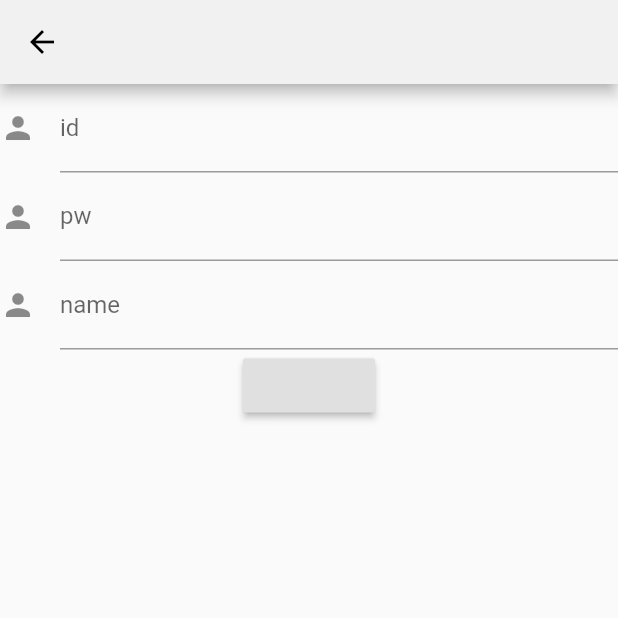
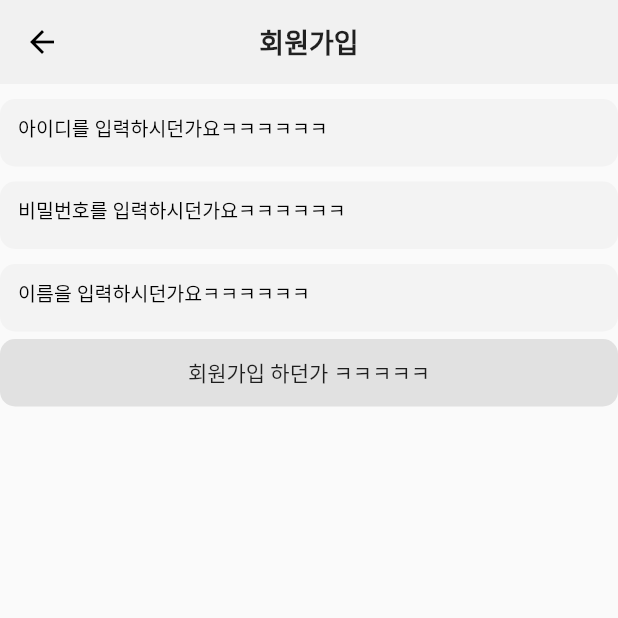
Before and after one commit to ApertureInDimigo/paperflips_flutter, a Flutter app: the RegisterPage screen opened directly, on a phone screen of 412 x 824 dp, the top half of it. Run offline on Flutter 3.47's test engine with Material 2 defaults, Android fonts, the phone set to English and light mode, and no system bars; our stand-ins replace modal_progress_hud; network calls fail; Roboto replaces fonts that are missing (a고딕12, a고딕15).

Commit message:
앱바 리펙토링

```diff
--- a/lib/common/data_class.dart
+++ b/lib/common/data_class.dart
@@ -2,9 +2,12 @@ import 'package:flutter_front/request.dart';
 import 'package:http/http.dart' as http;
 import 'dart:convert';
 import 'ip.dart';
+import 'package:json_annotation/json_annotation.dart'; //이건 어떻게 쓸 지 모르겠어요.. 일단 기존 방법을 택할게요..ㅠㅠ
+
 //이 파일에 json 파싱 등을 위한 데이터 클래스를 정의할 것
 
 //레시피 카드(메인 화면, 검색 화면)
+
 
 class CollectionCard {
   List<RecipeCard> rec;
@@ -45,7 +48,7 @@ class GetRecipeCard{
 
     if (response.statusCode == 200) {
       // 만약 서버가 OK 응답을 반환하면, JSON을 파싱합니다.
-      return RecipeCard.fromJson(json.decode(response.body).toJson());
+      return RecipeCard.fromJson(jsonDecode(response.body));
     } else {
       // 만약 응답이 OK가 아니면, 에러를 던집니다.
       throw Exception('Failed to load post');
--- a/lib/common/widgets/appbar.dart
+++ b/lib/common/widgets/appbar.dart
@@ -3,33 +3,33 @@ import '../color.dart';
 import '../font.dart';
 import '../asset_path.dart';
 
-
-
-
-
 class DefaultAppBar extends StatefulWidget implements PreferredSizeWidget {
-
-  DefaultAppBar({this.onActionButtonPressed});
-
+  DefaultAppBar({this.onActionButtonPressed, this.title});
 
   var onActionButtonPressed;
+  var title;
+
   @override
-  _DefaultAppBarState createState() => _DefaultAppBarState(onActionButtonPressed);
+  _DefaultAppBarState createState() =>
+      _DefaultAppBarState(onActionButtonPressed, title);
 
   @override
   // TODO: implement preferredSize
   Size get preferredSize => Size.fromHeight(kToolbarHeight);
 }
 
-class _DefaultAppBarState extends State<DefaultAppBar> with TickerProviderStateMixin{
-
+class _DefaultAppBarState extends State<DefaultAppBar>
+    with TickerProviderStateMixin {
   String value;
   var onActionButtonPressed;
-  _DefaultAppBarState( _onActionButtonPressed){
+  var title;
 
+  _DefaultAppBarState(_onActionButtonPressed, _title) {
     onActionButtonPressed = _onActionButtonPressed;
+    title = _title;
   }
-  int  result = 0;
+
+  int result = 0;
 
   void calculate(num1, num2) {
     setState(() {
@@ -37,48 +37,63 @@ class _DefaultAppBarState extends State<DefaultAppBar> with TickerProviderStateM
     });
   }
 
-
   @override
   Widget build(BuildContext context) {
     return AppBar(
       // Here we take the value from the MyHomePage object that was created by
       // the App.build method, and use it to set our appbar title.
       centerTitle: true,
-      title: Container(
-          width: 135,
-          child: Image.asset("images/nav_logo.png")),
+      title: _buildAppBarTitle(),
 
       elevation: 0.0,
       flexibleSpace: Container(
         decoration: BoxDecoration(),
       ),
       actions: <Widget>[
-        IconButton(
-          icon: new Icon(Icons.person_outline),
-          tooltip: "hello",
-          onPressed: () =>  onActionButtonPressed(),
-        ),
+        _buildAppBarActionButton(),
         SizedBox(
           width: 30,
         )
       ],
     );
   }
+
+  Widget _buildAppBarActionButton() {
+    Widget temp;
+    if (onActionButtonPressed != null) {
+      temp = IconButton(
+        icon: new Icon(Icons.person_outline),
+        tooltip: "hello",
+        onPressed: () => onActionButtonPressed(),
+      );
+    } else {
+      temp = Container();
+    }
+    return temp;
+  }
+
+  Widget _buildAppBarTitle() {
+    Widget temp;
+    if (title != null) {
+      temp = Text(
+        title,
+        textAlign: TextAlign.center,
+        style: TextStyle(
+            fontSize: 18, fontWeight: FontWeight.bold, fontFamily: Font.bold),
+      );
+    } else {
+      temp = Container(width: 135, child: Image.asset("images/nav_logo.png"));
+    }
+    return temp;
+  }
 }
 
-
-
-
-
-
-Widget buildDefaultAppbar(){
+Widget buildDefaultAppbar() {
   return AppBar(
     // Here we take the value from the MyHomePage object that was created by
     // the App.build method, and use it to set our appbar title.
     centerTitle: true,
-    title: Container(
-        width: 135,
-        child: Image.asset("images/nav_logo.png")),
+    title: Container(width: 135, child: Image.asset("images/nav_logo.png")),
 
     elevation: 0.0,
     flexibleSpace: Container(
--- a/lib/register_page.dart
+++ b/lib/register_page.dart
@@ -1,5 +1,7 @@
 import 'package:flutter/material.dart';
 import 'request.dart';
+import 'common/widgets/appbar.dart';
+import 'common/color.dart';
 
 class RegisterPage extends StatefulWidget {
   @override
@@ -11,42 +13,115 @@ class _RegisterPageState extends State<RegisterPage> {
   final TextEditingController _pwController = new TextEditingController();
   final TextEditingController _nameController = new TextEditingController();
 
-
   @override
   Widget build(BuildContext context) {
     return Scaffold(
-      appBar: AppBar(),
+      appBar: DefaultAppBar(title: "회원가입"),
       body: Container(
         child: Form(
           child: Column(
             children: <Widget>[
-              TextFormField(
-                controller: _idController,
-                decoration: const InputDecoration( icon: Icon(Icons.person), hintText: 'id', labelText: 'id', ),
+              SizedBox(height: 10),
+              Container(
+                height: 45,
+                child: TextField(
+                  controller: _idController,
+                  onSubmitted: (value) {},
+                  onChanged: (value) {},
+                  textAlignVertical: TextAlignVertical.center,
+                  textAlign: TextAlign.left,
+                  decoration: InputDecoration(
+//                  contentPadding: EdgeInsets.all(10.0),
+                    border: OutlineInputBorder(
+                      borderRadius: BorderRadius.circular(10.0),
+                      borderSide: BorderSide.none,
+                    ),
+                    filled: true,
+                    fillColor: cardColor,
+//                    focusColor: Colors.grey,
 
+                    hintText: "아이디를 입력하시던가요ㅋㅋㅋㅋㅋㅋ",
+                    hintStyle: TextStyle(fontSize: 13, color: Colors.black),
+                  ),
+                ),
               ),
-              TextFormField(
-                controller: _pwController,
-                decoration: const InputDecoration( icon: Icon(Icons.person), hintText: 'pw', labelText: 'pw', ),
+              SizedBox(height: 10),
+              Container(
+                height: 45,
+                child: TextField(
+                  obscureText: true,
+                  controller: _pwController,
+                  onSubmitted: (value) {},
+                  onChanged: (value) {},
+                  textAlignVertical: TextAlignVertical.center,
+                  textAlign: TextAlign.left,
+                  decoration: InputDecoration(
+//                  contentPadding: EdgeInsets.all(10.0),
+                    border: OutlineInputBorder(
+                      borderRadius: BorderRadius.circular(10.0),
+                      borderSide: BorderSide.none,
+                    ),
+                    filled: true,
+                    fillColor: cardColor,
+//                    focusColor: Colors.grey,
 
+                    hintText: "비밀번호를 입력하시던가요ㅋㅋㅋㅋㅋㅋ",
+                    hintStyle: TextStyle(fontSize: 13, color: Colors.black),
+                  ),
+                ),
               ),
-              TextFormField(
-                controller: _nameController,
-                decoration: const InputDecoration( icon: Icon(Icons.person), hintText: 'name', labelText: 'name', ),
+              SizedBox(height: 10),
+              Container(
+                height: 45,
+                child: TextField(
 
+                  controller: _nameController,
+                  onSubmitted: (value) {},
+                  onChanged: (value) {},
+                  textAlignVertical: TextAlignVertical.center,
+                  textAlign: TextAlign.left,
+                  decoration: InputDecoration(
+//                  contentPadding: EdgeInsets.all(10.0),
+                    border: OutlineInputBorder(
+                      borderRadius: BorderRadius.circular(10.0),
+                      borderSide: BorderSide.none,
+                    ),
+                    filled: true,
+                    fillColor: cardColor,
+//                    focusColor: Colors.grey,
+
+                    hintText: "이름을 입력하시던가요ㅋㅋㅋㅋㅋㅋ",
+                    hintStyle: TextStyle(fontSize: 13, color: Colors.black),
+                  ),
+                ),
               ),
-              RaisedButton(
-                  onPressed: () {
+              SizedBox(height: 5),
+              Material(
+                color: Color(0xFFE1E1E1),
+                borderRadius: BorderRadius.circular(10.0),
+                child: InkWell(
+                  borderRadius: BorderRadius.circular(10.0),
+                  onTap: () {
                     String id = _idController.text;
                     String pw = _pwController.text;
                     String name = _nameController.text;
                     request.register(id, pw, name);
-                  }
-              )
+                  },
+                  child: Container(
+                    width: double.infinity,
+                    alignment: Alignment.center,
+                    height: 45,
+                    decoration: BoxDecoration(
+                      borderRadius: BorderRadius.circular(10.0),
+//                      border: Border.all(width: 0.4),
+                    ),
+                    child: Text("회원가입 하던가 ㅋㅋㅋㅋㅋ"),
+                  ),
+                ),
+              ),
             ],
           ),
         ),
-
       ),
     );
   }
--- a/lib/search_page.dart
+++ b/lib/search_page.dart
@@ -40,7 +40,7 @@ class _SearchPageState extends State<SearchPage> {
   @override
   Widget build(BuildContext context) {
     return Scaffold(
-      appBar: buildDefaultAppbar(),
+      appBar: DefaultAppBar(),
       body: ModalProgressHUD(
         inAsyncCall : _inAsyncCall,
         progressIndicator: CircularProgressIndicator(),
--- a/pubspec.yaml
+++ b/pubspec.yaml
@@ -23,7 +23,8 @@ environment:
 dependencies:
   flutter:
     sdk: flutter
-
+  json_annotation:
+  json_serializable:
   modal_progress_hud: ^0.1.3
 
   http: ^0.12.2
@@ -35,7 +36,8 @@ dependencies:
 dev_dependencies:
   flutter_test:
     sdk: flutter
-
+  build_runner:
+  json_serializable:
 # For information on the generic Dart part of this file, see the
 # following page: https://dart.dev/tools/pub/pubspec
 
```
Also changed, not shown: lib/collection_page.dart (+2 -17 lines), lib/login_page.dart (+5 -6 lines), lib/main_page.dart (+45 -28 lines), pubspec.lock.
